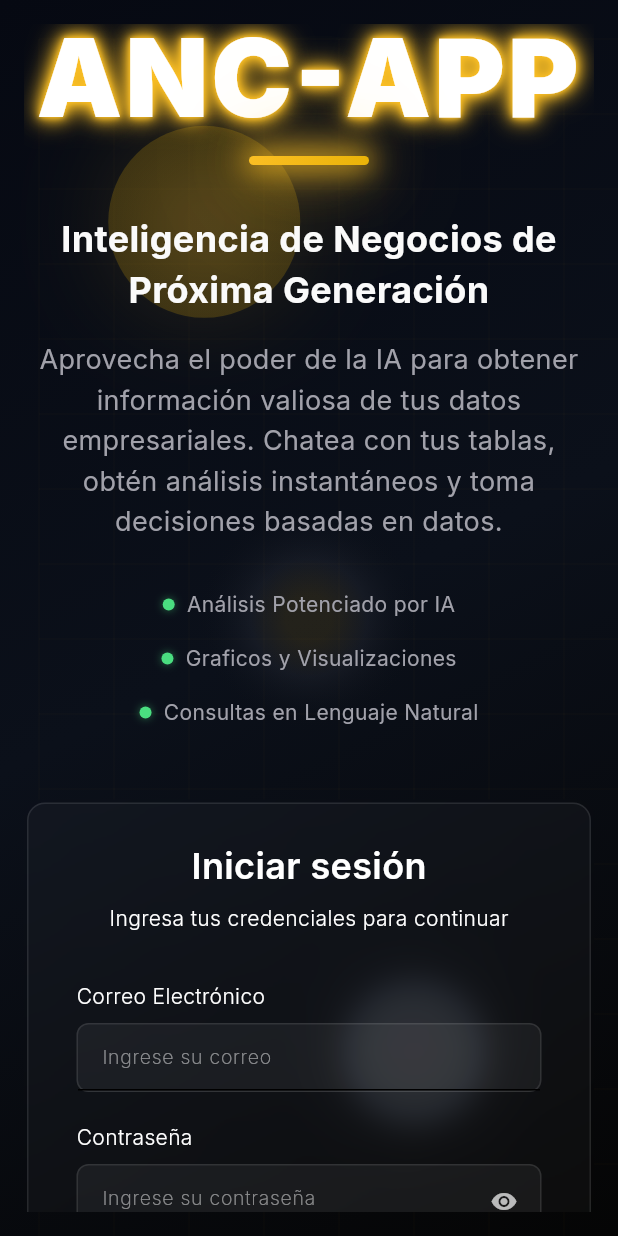
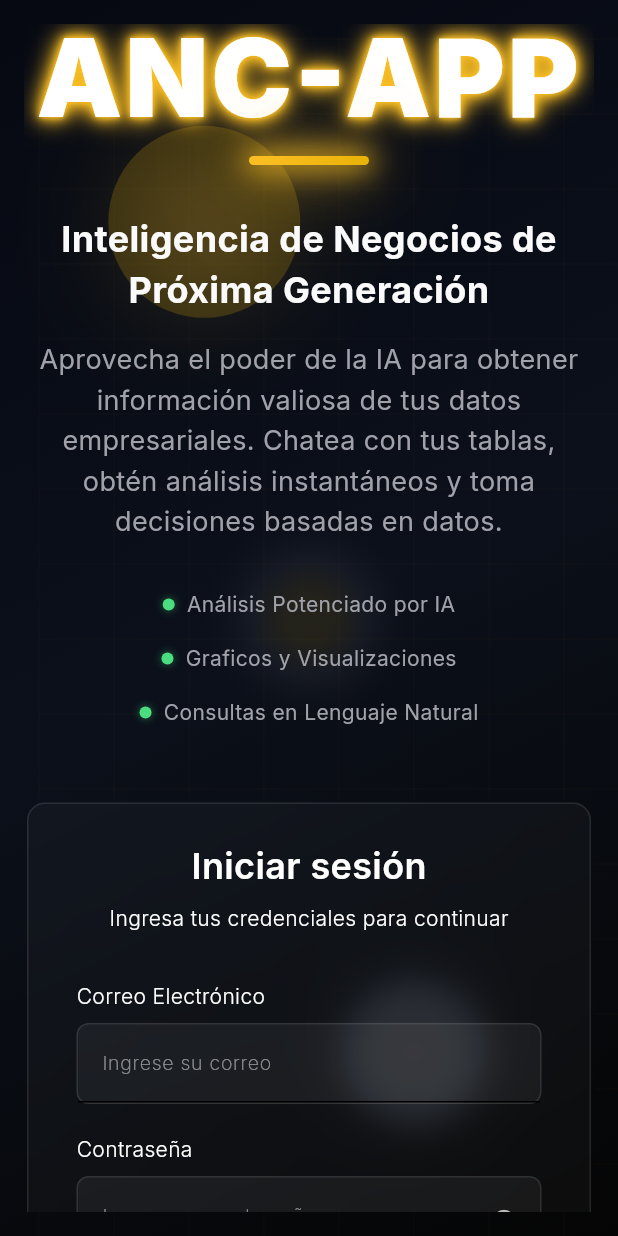
Before and after one commit to marianoelfernandez/ancap_ia_challenge_2025, a Flutter app: the screen it shows after launch, on a phone screen of 412 x 824 dp. Run offline on Flutter 3.47's test engine with Material 3 defaults, Android fonts, the phone set to English and light mode, and no system bars; our stand-ins replace equatable, flutter_bloc, flutter_easyloading, get_it, go_router, google_fonts and 2 more; missing offline and left inert: oxidized, toml; statements that could not run were skipped.

Commit message:
updated input size

```diff
--- a/frontend/anc_app/lib/src/features/auth/widgets/login_form.dart
+++ b/frontend/anc_app/lib/src/features/auth/widgets/login_form.dart
@@ -391,10 +391,14 @@ class _LoginFormState extends State<LoginForm> with TickerProviderStateMixin {
             ),
             decoration: InputDecoration(
               hintText: hintText,
-              hintStyle: TextStyle(color: Colors.white.withValues(alpha: 0.5)),
+              hintStyle: TextStyle(
+                color: Colors.white.withValues(alpha: 0.5),
+                fontSize: 13,
+                fontWeight: FontWeight.w200,
+              ),
               border: InputBorder.none,
               contentPadding:
-                  const EdgeInsets.symmetric(horizontal: 16, vertical: 12),
+                  const EdgeInsets.symmetric(horizontal: 16, vertical: 16),
               suffixIcon: isPassword
                   ? IconButton(
                       icon: Icon(
@@ -402,6 +406,7 @@ class _LoginFormState extends State<LoginForm> with TickerProviderStateMixin {
                             ? Icons.visibility_off
                             : Icons.visibility,
                         color: Colors.white.withValues(alpha: 0.7),
+                        size: 14,
                       ),
                       onPressed: () {
                         setState(() {
```
